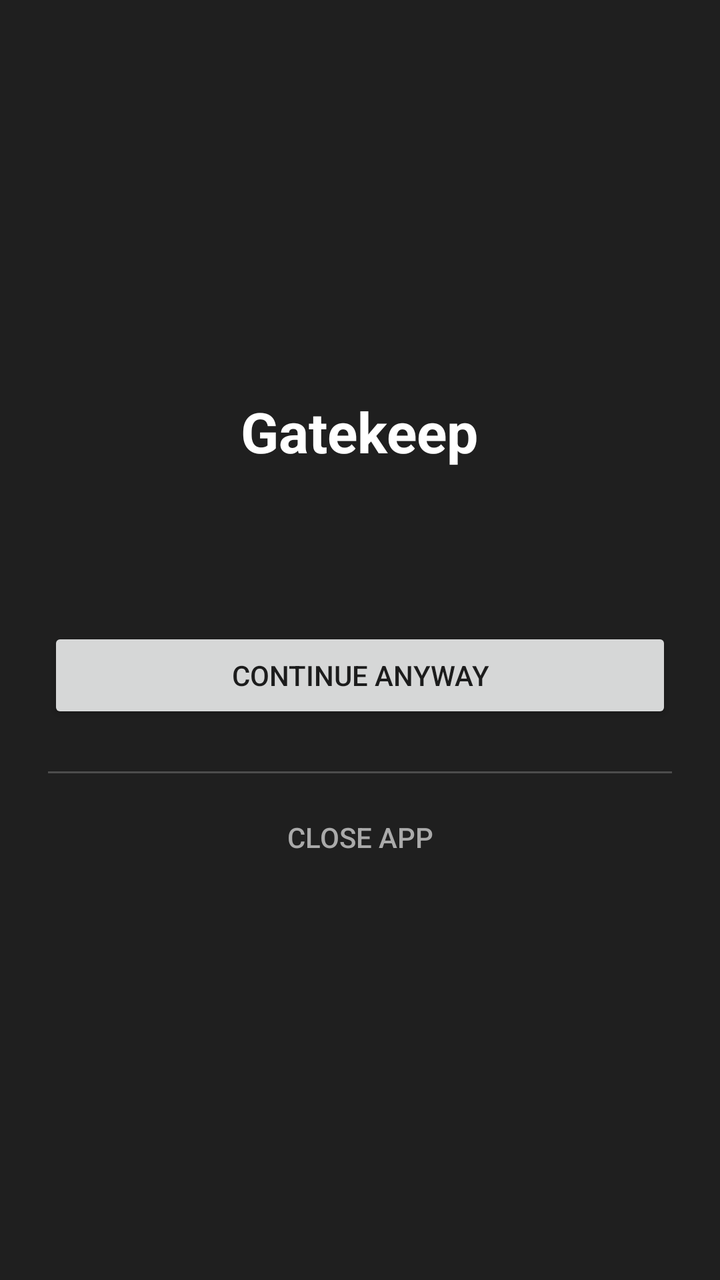
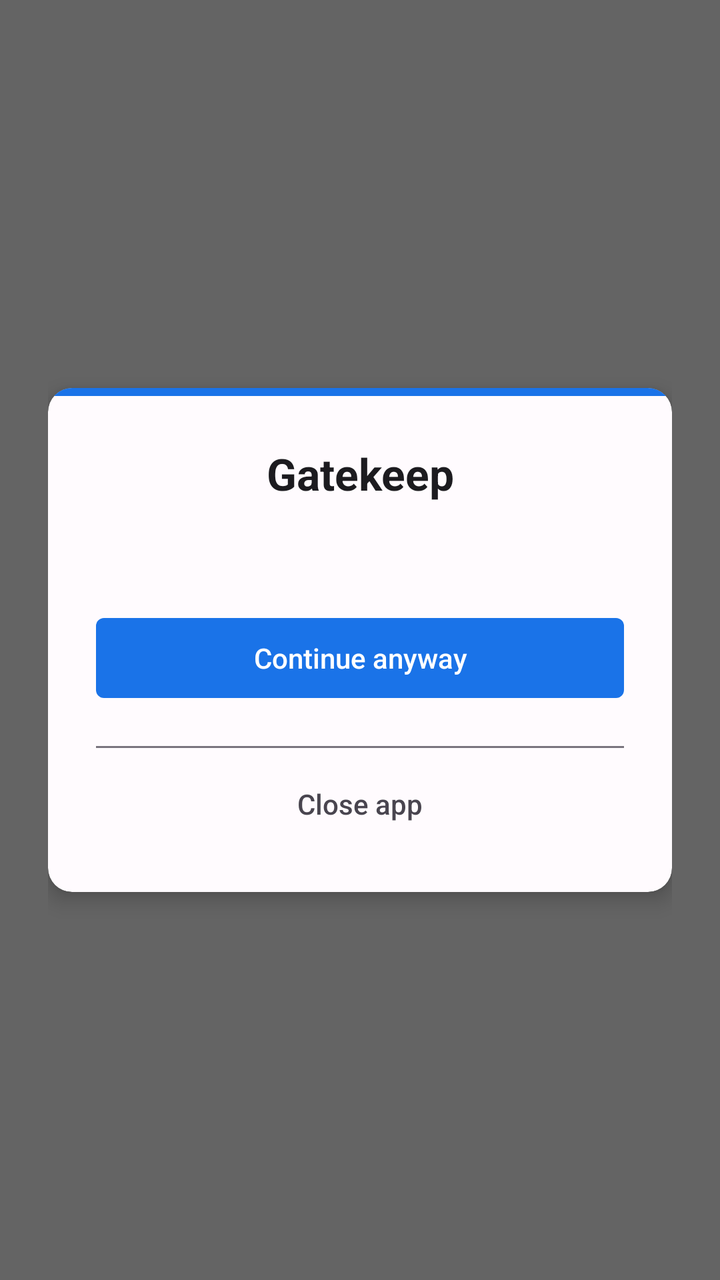

Two renders of the same Android screen: before a commit and after it. Below are the layout's source before the change and the commit's diff.
<!-- AndroidManifest.xml: application theme Theme.Gatekeep -->
<!-- res/layout/overlay_block.xml -->
<?xml version="1.0" encoding="utf-8"?>
<ScrollView xmlns:android="http://schemas.android.com/apk/res/android"
    android:id="@+id/overlay_scroll"
    android:layout_width="match_parent"
    android:layout_height="match_parent"
    android:background="#F0121212"
    android:fillViewport="true">

    <LinearLayout
        android:layout_width="match_parent"
        android:layout_height="wrap_content"
        android:gravity="center"
        android:orientation="vertical"
        android:padding="24dp">

        <TextView
            android:id="@+id/overlay_title"
            android:layout_width="wrap_content"
            android:layout_height="wrap_content"
            android:text="@string/app_name"
            android:textColor="#FFFFFF"
            android:textSize="28sp"
            android:textStyle="bold" />

        <TextView
            android:id="@+id/block_message"
            android:layout_width="match_parent"
            android:layout_height="wrap_content"
            android:layout_marginTop="12dp"
            android:gravity="center"
            android:textColor="#FFFFFF"
            android:textSize="16sp" />

        <TextView
            android:id="@+id/block_reason"
            android:layout_width="match_parent"
            android:layout_height="wrap_content"
            android:layout_marginTop="4dp"
            android:gravity="center"
            android:textColor="#AAAAAA"
            android:textSize="13sp" />

        <TextView
            android:id="@+id/block_break_text"
            android:layout_width="match_parent"
            android:layout_height="wrap_content"
            android:layout_marginTop="8dp"
            android:gravity="center"
            android:textColor="#64B5F6"
            android:textSize="14sp"
            android:visibility="gone" />

        <LinearLayout
            android:id="@+id/friction_container"
            android:layout_width="match_parent"
            android:layout_height="wrap_content"
            android:layout_marginTop="24dp"
            android:orientation="vertical"
            android:visibility="gone">

            <TextView
                android:id="@+id/friction_prompt"
                android:layout_width="match_parent"
                android:layout_height="wrap_content"
                android:gravity="center"
                android:textColor="#FFFFFF"
                android:textSize="15sp" />

            <EditText
                android:id="@+id/friction_input"
                android:layout_width="match_parent"
                android:layout_height="wrap_content"
                android:layout_marginTop="8dp"
                android:hint="@string/overlay_answer_hint"
                android:inputType="numberSigned"
                android:textColor="#FFFFFF"
                android:textColorHint="#888888"
                android:visibility="gone" />

            <TextView
                android:id="@+id/wait_countdown"
                android:layout_width="match_parent"
                android:layout_height="wrap_content"
                android:layout_marginTop="8dp"
                android:gravity="center"
                android:textColor="#FFFFFF"
                android:textSize="24sp"
                android:visibility="gone" />

            <Button
                android:id="@+id/friction_submit"
                android:layout_width="match_parent"
                android:layout_height="wrap_content"
                android:layout_marginTop="12dp"
                android:text="@string/overlay_submit"
                android:visibility="gone" />
        </LinearLayout>

        <LinearLayout
            android:id="@+id/extension_buttons"
            android:layout_width="match_parent"
            android:layout_height="wrap_content"
            android:layout_marginTop="16dp"
            android:gravity="center"
            android:orientation="vertical"
            android:visibility="gone">

            <TextView
                android:id="@+id/extension_quota_heading"
                android:layout_width="match_parent"
                android:layout_height="wrap_content"
                android:gravity="center"
                android:textColor="#FFFFFF"
                android:textSize="14sp"
                android:textStyle="bold"
                android:visibility="gone" />

            <TextView
                android:id="@+id/extension_quota_text"
                android:layout_width="match_parent"
                android:layout_height="wrap_content"
                android:gravity="center"
                android:textColor="#AAAAAA"
                android:textSize="13sp"
                android:visibility="gone" />

            <LinearLayout
                android:id="@+id/extension_time_buttons"
                android:layout_width="match_parent"
                android:layout_height="wrap_content"
                android:gravity="center"
                android:orientation="vertical" />

            <LinearLayout
                android:id="@+id/extension_no_limit_container"
                android:layout_width="match_parent"
                android:layout_height="wrap_content"
                android:layout_marginTop="12dp"
                android:gravity="center"
                android:orientation="vertical" />
        </LinearLayout>

        <Button
            android:id="@+id/block_continue_btn"
            android:layout_width="match_parent"
            android:layout_height="wrap_content"
            android:layout_marginTop="24dp"
            android:text="@string/overlay_continue_anyway" />

        <View
            android:id="@+id/close_app_divider"
            android:layout_width="match_parent"
            android:layout_height="1dp"
            android:layout_marginTop="24dp"
            android:background="#33FFFFFF" />

        <Button
            android:id="@+id/block_back_btn"
            android:layout_width="match_parent"
            android:layout_height="wrap_content"
            android:layout_marginTop="8dp"
            android:background="@android:color/transparent"
            android:text="@string/overlay_close_app"
            android:textColor="#AAAAAA" />

    </LinearLayout>
</ScrollView>
<!-- resources referenced by this layout -->
<resources>
  <string name="app_name">Gatekeep</string>
  <string name="overlay_answer_hint">Answer</string>
  <string name="overlay_close_app">Close app</string>
  <string name="overlay_continue_anyway">Continue anyway</string>
  <string name="overlay_submit">Submit</string>
  <style name="Theme.Gatekeep" parent="Theme.AppCompat.Light.NoActionBar" />
</resources>

<!-- the commit's change to res/layout/overlay_block.xml (unified diff, before → after) -->
@@ -3,7 +3,7 @@
     android:id="@+id/overlay_scroll"
     android:layout_width="match_parent"
     android:layout_height="match_parent"
-    android:background="#F0121212"
+    android:background="@color/overlay_scrim"
     android:fillViewport="true">
 
     <LinearLayout
@@ -11,157 +11,204 @@
         android:layout_height="wrap_content"
         android:gravity="center"
         android:orientation="vertical"
-        android:padding="24dp">
-
-        <TextView
-            android:id="@+id/overlay_title"
-            android:layout_width="wrap_content"
-            android:layout_height="wrap_content"
-            android:text="@string/app_name"
-            android:textColor="#FFFFFF"
-            android:textSize="28sp"
-            android:textStyle="bold" />
-
-        <TextView
-            android:id="@+id/block_message"
+        android:padding="@dimen/overlay_card_margin">
+
+        <LinearLayout
+            android:id="@+id/overlay_card"
             android:layout_width="match_parent"
             android:layout_height="wrap_content"
-            android:layout_marginTop="12dp"
-            android:gravity="center"
-            android:textColor="#FFFFFF"
-            android:textSize="16sp" />
-
-        <TextView
-            android:id="@+id/block_reason"
-            android:layout_width="match_parent"
-            android:layout_height="wrap_content"
-            android:layout_marginTop="4dp"
-            android:gravity="center"
-            android:textColor="#AAAAAA"
-            android:textSize="13sp" />
-
-        <TextView
-            android:id="@+id/block_break_text"
-            android:layout_width="match_parent"
-            android:layout_height="wrap_content"
-            android:layout_marginTop="8dp"
-            android:gravity="center"
-            android:textColor="#64B5F6"
-            android:textSize="14sp"
-            android:visibility="gone" />
-
-        <LinearLayout
-            android:id="@+id/friction_container"
-            android:layout_width="match_parent"
-            android:layout_height="wrap_content"
-            android:layout_marginTop="24dp"
-            android:orientation="vertical"
-            android:visibility="gone">
-
-            <TextView
-                android:id="@+id/friction_prompt"
+            android:background="@drawable/bg_overlay_card"
+            android:clipToOutline="true"
+            android:elevation="6dp"
+            android:outlineProvider="background"
+            android:orientation="vertical">
+
+            <View
+                android:id="@+id/overlay_accent"
+                android:layout_width="match_parent"
+                android:layout_height="@dimen/overlay_accent_height"
+                android:background="@color/gatekeep_primary" />
+
+            <LinearLayout
                 android:layout_width="match_parent"
                 android:layout_height="wrap_content"
-                android:gravity="center"
-                android:textColor="#FFFFFF"
-                android:textSize="15sp" />
-
-            <EditText
-                android:id="@+id/friction_input"
-                android:layout_width="match_parent"
-                android:layout_height="wrap_content"
-                android:layout_marginTop="8dp"
-                android:hint="@string/overlay_answer_hint"
-                android:inputType="numberSigned"
-                android:textColor="#FFFFFF"
-                android:textColorHint="#888888"
-                android:visibility="gone" />
-
-            <TextView
-                android:id="@+id/wait_countdown"
-                android:layout_width="match_parent"
-                android:layout_height="wrap_content"
-                android:layout_marginTop="8dp"
-                android:gravity="center"
-                android:textColor="#FFFFFF"
-                android:textSize="24sp"
-                android:visibility="gone" />
-
-            <Button
-                android:id="@+id/friction_submit"
-                android:layout_width="match_parent"
-                android:layout_height="wrap_content"
-                android:layout_marginTop="12dp"
-                android:text="@string/overlay_submit"
-                android:visibility="gone" />
+                android:orientation="vertical"
+                android:padding="@dimen/overlay_card_padding">
+
+                <TextView
+                    android:id="@+id/overlay_title"
+                    android:layout_width="match_parent"
+                    android:layout_height="wrap_content"
+                    android:gravity="center"
+                    android:text="@string/app_name"
+                    android:textColor="@color/gatekeep_on_surface"
+                    android:textSize="@dimen/overlay_title_size"
+                    android:textStyle="bold" />
+
+                <TextView
+                    android:id="@+id/block_message"
+                    android:layout_width="match_parent"
+                    android:layout_height="wrap_content"
+                    android:layout_marginTop="12dp"
+                    android:gravity="center"
+                    android:textColor="@color/gatekeep_on_surface"
+                    android:textSize="@dimen/overlay_body_size" />
+
+                <TextView
+                    android:id="@+id/block_reason"
+                    android:layout_width="match_parent"
+                    android:layout_height="wrap_content"
+                    android:layout_marginTop="4dp"
+                    android:gravity="center"
+                    android:textColor="@color/gatekeep_on_surface_variant"
+                    android:textSize="@dimen/overlay_caption_size"
+                    android:visibility="gone" />
+
+                <TextView
+                    android:id="@+id/block_break_text"
+                    android:layout_width="match_parent"
+                    android:layout_height="wrap_content"
+                    android:layout_marginTop="8dp"
+                    android:gravity="center"
+                    android:textColor="@color/gatekeep_primary"
+                    android:textSize="@dimen/overlay_label_size"
+                    android:visibility="gone" />
+
+                <LinearLayout
+                    android:id="@+id/friction_container"
+                    android:layout_width="match_parent"
+                    android:layout_height="wrap_content"
+                    android:layout_marginTop="24dp"
+                    android:orientation="vertical"
+                    android:visibility="gone">
+
+                    <TextView
+                        android:id="@+id/friction_prompt"
+                        android:layout_width="match_parent"
+                        android:layout_height="wrap_content"
+                        android:gravity="center"
+                        android:textColor="@color/gatekeep_on_surface"
+                        android:textSize="@dimen/overlay_body_size" />
+
+                    <EditText
+                        android:id="@+id/friction_input"
+                        android:layout_width="match_parent"
+                        android:layout_height="wrap_content"
+                        android:layout_marginTop="8dp"
+                        android:background="@drawable/bg_overlay_input"
+                        android:hint="@string/overlay_answer_hint"
+                        android:importantForAutofill="no"
+                        android:inputType="numberSigned"
+                        android:textColor="@color/gatekeep_on_surface"
+                        android:textColorHint="@color/gatekeep_on_surface_variant"
+                        android:visibility="gone" />
+
+                    <TextView
+                        android:id="@+id/wait_countdown"
+                        android:layout_width="match_parent"
+                        android:layout_height="wrap_content"
+                        android:layout_marginTop="8dp"
+                        android:gravity="center"
+                        android:textColor="@color/gatekeep_on_surface"
+                        android:textSize="@dimen/overlay_countdown_size"
+                        android:visibility="gone" />
+
+                    <Button
+                        android:id="@+id/friction_submit"
+                        android:layout_width="match_parent"
+                        android:layout_height="wrap_content"
+                        android:layout_marginTop="12dp"
+                        android:background="@drawable/bg_overlay_button_filled"
+                        android:backgroundTint="@null"
+                        android:minHeight="@dimen/overlay_button_min_height"
+                        android:stateListAnimator="@null"
+                        android:text="@string/overlay_submit"
+                        android:textAllCaps="false"
+                        android:textColor="@color/gatekeep_on_primary"
+                        android:textSize="@dimen/overlay_label_size"
+                        android:visibility="gone" />
+                </LinearLayout>
+
+                <LinearLayout
+                    android:id="@+id/extension_buttons"
+                    android:layout_width="match_parent"
+                    android:layout_height="wrap_content"
+                    android:layout_marginTop="16dp"
+                    android:gravity="center"
+                    android:orientation="vertical"
+                    android:visibility="gone">
+
+                    <TextView
+                        android:id="@+id/extension_quota_heading"
+                        android:layout_width="match_parent"
+                        android:layout_height="wrap_content"
+                        android:gravity="center"
+                        android:textColor="@color/gatekeep_on_surface"
+                        android:textSize="@dimen/overlay_label_size"
+                        android:textStyle="bold"
+                        android:visibility="gone" />
+
+                    <TextView
+                        android:id="@+id/extension_quota_text"
+                        android:layout_width="match_parent"
+                        android:layout_height="wrap_content"
+                        android:gravity="center"
+                        android:textColor="@color/gatekeep_on_surface_variant"
+                        android:textSize="@dimen/overlay_caption_size"
+                        android:visibility="gone" />
+
+                    <LinearLayout
+                        android:id="@+id/extension_time_buttons"
+                        android:layout_width="match_parent"
+                        android:layout_height="wrap_content"
+                        android:gravity="center"
+                        android:orientation="vertical" />
+
+                    <LinearLayout
+                        android:id="@+id/extension_no_limit_container"
+                        android:layout_width="match_parent"
+                        android:layout_height="wrap_content"
+                        android:layout_marginTop="12dp"
+                        android:gravity="center"
+                        android:orientation="vertical" />
+                </LinearLayout>
+
+                <Button
+                    android:id="@+id/block_continue_btn"
+                    android:layout_width="match_parent"
+                    android:layout_height="wrap_content"
+                    android:layout_marginTop="24dp"
+                    android:background="@drawable/bg_overlay_button_filled"
+                    android:backgroundTint="@null"
+                    android:minHeight="@dimen/overlay_button_min_height"
+                    android:stateListAnimator="@null"
+                    android:text="@string/overlay_continue_anyway"
+                    android:textAllCaps="false"
+                    android:textColor="@color/gatekeep_on_primary"
+                    android:textSize="@dimen/overlay_label_size" />
+
+                <View
+                    android:id="@+id/close_app_divider"
+                    android:layout_width="match_parent"
+                    android:layout_height="1dp"
+                    android:layout_marginTop="24dp"
+                    android:background="@color/gatekeep_outline" />
+
+                <Button
+                    android:id="@+id/block_back_btn"
+                    android:layout_width="match_parent"
+                    android:layout_height="wrap_content"
+                    android:layout_marginTop="8dp"
+                    android:background="@drawable/bg_overlay_button_text"
+                    android:backgroundTint="@null"
+                    android:minHeight="@dimen/overlay_button_min_height"
+                    android:stateListAnimator="@null"
+                    android:text="@string/overlay_close_app"
+                    android:textAllCaps="false"
+                    android:textColor="@color/gatekeep_on_surface_variant"
+                    android:textSize="@dimen/overlay_label_size" />
+
+            </LinearLayout>
         </LinearLayout>
-
-        <LinearLayout
-            android:id="@+id/extension_buttons"
-            android:layout_width="match_parent"
-            android:layout_height="wrap_content"
-            android:layout_marginTop="16dp"
-            android:gravity="center"
-            android:orientation="vertical"
-            android:visibility="gone">
-
-            <TextView
-                android:id="@+id/extension_quota_heading"
-                android:layout_width="match_parent"
-                android:layout_height="wrap_content"
-                android:gravity="center"
-                android:textColor="#FFFFFF"
-                android:textSize="14sp"
-                android:textStyle="bold"
-                android:visibility="gone" />
-
-            <TextView
-                android:id="@+id/extension_quota_text"
-                android:layout_width="match_parent"
-                android:layout_height="wrap_content"
-                android:gravity="center"
-                android:textColor="#AAAAAA"
-                android:textSize="13sp"
-                android:visibility="gone" />
-
-            <LinearLayout
-                android:id="@+id/extension_time_buttons"
-                android:layout_width="match_parent"
-                android:layout_height="wrap_content"
-                android:gravity="center"
-                android:orientation="vertical" />
-
-            <LinearLayout
-                android:id="@+id/extension_no_limit_container"
-                android:layout_width="match_parent"
-                android:layout_height="wrap_content"
-                android:layout_marginTop="12dp"
-                android:gravity="center"
-                android:orientation="vertical" />
-        </LinearLayout>
-
-        <Button
-            android:id="@+id/block_continue_btn"
-            android:layout_width="match_parent"
-            android:layout_height="wrap_content"
-            android:layout_marginTop="24dp"
-            android:text="@string/overlay_continue_anyway" />
-
-        <View
-            android:id="@+id/close_app_divider"
-            android:layout_width="match_parent"
-            android:layout_height="1dp"
-            android:layout_marginTop="24dp"
-            android:background="#33FFFFFF" />
-
-        <Button
-            android:id="@+id/block_back_btn"
-            android:layout_width="match_parent"
-            android:layout_height="wrap_content"
-            android:layout_marginTop="8dp"
-            android:background="@android:color/transparent"
-            android:text="@string/overlay_close_app"
-            android:textColor="#AAAAAA" />
-
     </LinearLayout>
 </ScrollView>
<!-- resource entries referenced after the edit -->
@@ -1,10 +1,84 @@
 <!-- resources referenced by this layout -->
 <resources>
+  <color name="gatekeep_on_primary">#FFFFFFFF</color>
+  <color name="gatekeep_on_surface">#FF1C1B1F</color>
+  <color name="gatekeep_on_surface_variant">#FF49454F</color>
+  <color name="gatekeep_outline">#FF79747E</color>
+  <color name="gatekeep_primary">#FF1A73E8</color>
+  <color name="overlay_scrim">#99000000</color>
+  <dimen name="overlay_accent_height">4dp</dimen>
+  <dimen name="overlay_body_size">16sp</dimen>
+  <dimen name="overlay_button_min_height">40dp</dimen>
+  <dimen name="overlay_caption_size">12sp</dimen>
+  <dimen name="overlay_card_margin">24dp</dimen>
+  <dimen name="overlay_card_padding">24dp</dimen>
+  <dimen name="overlay_countdown_size">24sp</dimen>
+  <dimen name="overlay_label_size">14sp</dimen>
+  <dimen name="overlay_title_size">22sp</dimen>
+  <!-- drawable bg_overlay_button_filled (drawable) -->
+  <?xml version="1.0" encoding="utf-8"?>
+  <ripple xmlns:android="http://schemas.android.com/apk/res/android"
+      android:color="@color/gatekeep_on_primary">
+      <item android:id="@android:id/mask">
+          <shape android:shape="rectangle">
+              <solid android:color="#FFFFFFFF" />
+              <corners android:radius="@dimen/overlay_button_corner" />
+          </shape>
+      </item>
+      <item>
+          <shape android:shape="rectangle">
+              <solid android:color="@color/gatekeep_primary" />
+              <corners android:radius="@dimen/overlay_button_corner" />
+          </shape>
+      </item>
+  </ripple>
+  <!-- drawable bg_overlay_button_text (drawable) -->
+  <?xml version="1.0" encoding="utf-8"?>
+  <ripple xmlns:android="http://schemas.android.com/apk/res/android"
+      android:color="@color/gatekeep_primary">
+      <item android:id="@android:id/mask">
+          <shape android:shape="rectangle">
+              <solid android:color="#FFFFFFFF" />
+              <corners android:radius="@dimen/overlay_button_corner" />
+          </shape>
+      </item>
+      <item>
+          <shape android:shape="rectangle">
+              <solid android:color="@android:color/transparent" />
+              <corners android:radius="@dimen/overlay_button_corner" />
+          </shape>
+      </item>
+  </ripple>
+  <!-- drawable bg_overlay_card (drawable) -->
+  <?xml version="1.0" encoding="utf-8"?>
+  <shape xmlns:android="http://schemas.android.com/apk/res/android"
+      android:shape="rectangle">
+      <solid android:color="@color/gatekeep_surface" />
+      <corners android:radius="@dimen/overlay_card_corner" />
+  </shape>
+  <!-- drawable bg_overlay_input (drawable) -->
+  <?xml version="1.0" encoding="utf-8"?>
+  <shape xmlns:android="http://schemas.android.com/apk/res/android"
+      android:shape="rectangle">
+      <solid android:color="@color/gatekeep_surface" />
+      <stroke
+          android:width="1dp"
+          android:color="@color/gatekeep_outline" />
+      <corners android:radius="@dimen/overlay_button_corner" />
+      <padding
+          android:bottom="12dp"
+          android:left="16dp"
+          android:right="16dp"
+          android:top="12dp" />
+  </shape>
   <string name="app_name">Gatekeep</string>
   <string name="overlay_answer_hint">Answer</string>
   <string name="overlay_close_app">Close app</string>
   <string name="overlay_continue_anyway">Continue anyway</string>
   <string name="overlay_submit">Submit</string>
   <style name="Theme.Gatekeep" parent="Theme.AppCompat.Light.NoActionBar" />
+  <dimen name="overlay_button_corner">4dp</dimen>
+  <color name="gatekeep_surface">#FFFFFBFE</color>
+  <dimen name="overlay_card_corner">12dp</dimen>
 </resources>
 
